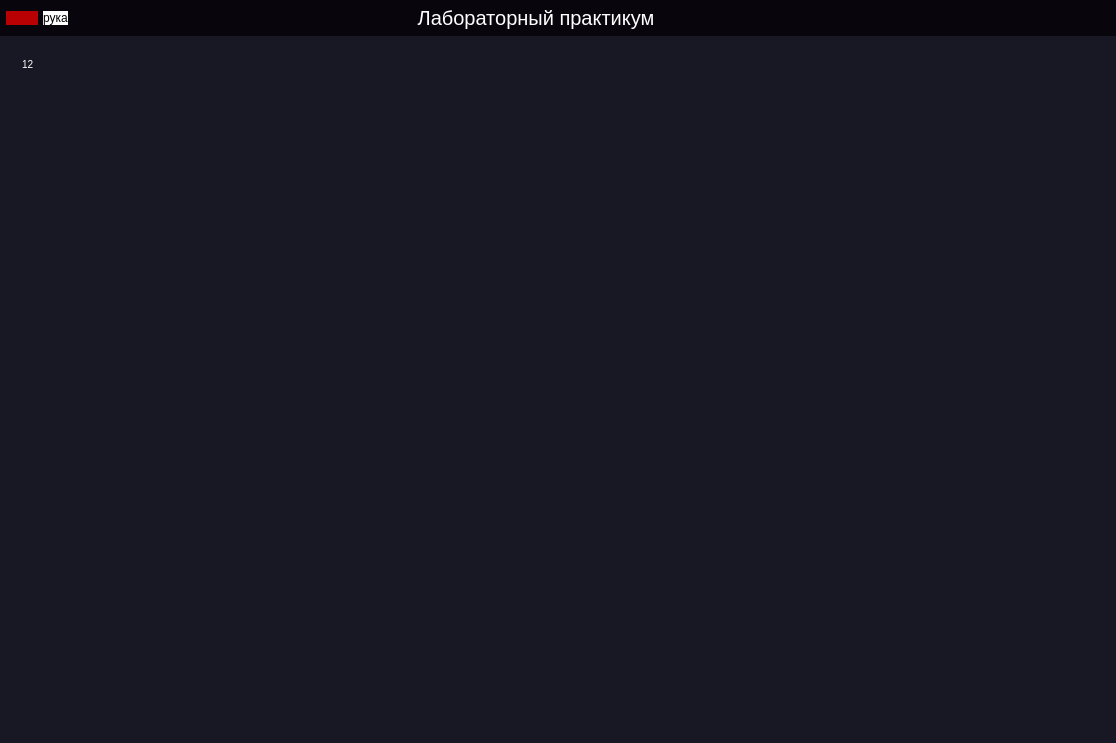
The window that src/interface.ui (KirillGalacti/raspberry) describes before a commit, drawn with Qt 5.
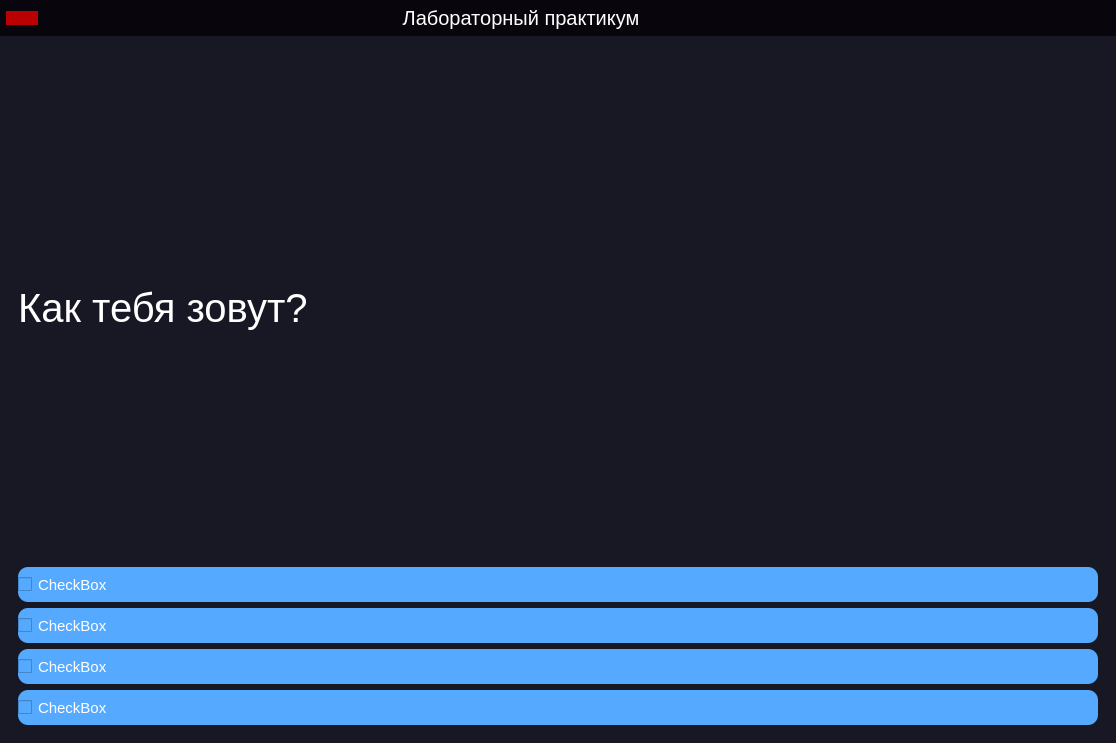
The same window after the commit. The open tabs and pages were chosen to show the change. Icons and pictures are not drawn.

Patch:
```diff
--- a/src/interface.ui
+++ b/src/interface.ui
@@ -103,7 +103,7 @@
             <property name="frameShadow">
              <enum>QFrame::Raised</enum>
             </property>
-            <layout class="QHBoxLayout" name="horizontalLayout_5" stretch="0,0">
+            <layout class="QHBoxLayout" name="horizontalLayout_5" stretch="0">
              <property name="spacing">
               <number>5</number>
              </property>
@@ -151,22 +151,6 @@
                </property>
               </widget>
              </item>
-             <item>
-              <widget class="QPushButton" name="btn_page_robot_hand">
-               <property name="sizePolicy">
-                <sizepolicy hsizetype="Fixed" vsizetype="Fixed">
-                 <horstretch>0</horstretch>
-                 <verstretch>0</verstretch>
-                </sizepolicy>
-               </property>
-               <property name="styleSheet">
-                <string notr="true">background-color:rgb(255, 255, 255) </string>
-               </property>
-               <property name="text">
-                <string>рука</string>
-               </property>
-              </widget>
-             </item>
             </layout>
            </widget>
           </item>
@@ -336,7 +320,106 @@
                <widget class="QWidget" name="page_four_learn"/>
                <widget class="QWidget" name="page_three_learn"/>
                <widget class="QWidget" name="page_two_learn"/>
+               <widget class="QWidget" name="test_1">
+                <property name="styleSheet">
+                 <string notr="true">QCheckBox{
+	color: white;
+	background:rgb(85, 170, 255);
+	height: 35px;
+ 	border-radius:10px;
+	font-size:15px;
+}
+
+QLabel{
+	color:white;
+	font-size: 40px;
+}</string>
+                </property>
+                <layout class="QHBoxLayout" name="horizontalLayout_6">
+                 <item>
+                  <widget class="QFrame" name="frame_4">
+                   <property name="frameShape">
+                    <enum>QFrame::StyledPanel</enum>
+                   </property>
+                   <property name="frameShadow">
+                    <enum>QFrame::Raised</enum>
+                   </property>
+                   <layout class="QVBoxLayout" name="verticalLayout_5">
+                    <item>
+                     <widget class="QLabel" name="label_2">
+                      <property name="styleSheet">
+                       <string notr="true">QCheckBox{
+	color: white;
+	background:rgb(85, 170, 255);
+	height: 35px;
+ 	border-radius:10px;
+	font-size:15px;
+}
+
+QLabel{
+	color:white;
+	font-size: 40px;
+}</string>
+                      </property>
+                      <property name="text">
+                       <string>Как тебя зовут?</string>
+                      </property>
+                     </widget>
+                    </item>
+                    <item>
+                     <widget class="QCheckBox" name="checkBox_4">
+                      <property name="text">
+                       <string>CheckBox</string>
+                      </property>
+                      <property name="checkable">
+                       <bool>true</bool>
+                      </property>
+                      <property name="checked">
+                       <bool>false</bool>
+                      </property>
+                     </widget>
+                    </item>
+                    <item>
+                     <widget class="QCheckBox" name="checkBox_3">
+                      <property name="text">
+                       <string>CheckBox</string>
+                      </property>
+                     </widget>
+                    </item>
+                    <item>
+                     <widget class="QCheckBox" name="checkBox_2">
+                      <property name="text">
+                       <string>CheckBox</string>
+                      </property>
+                     </widget>
+                    </item>
+                    <item>
+                     <widget class="QCheckBox" name="checkBox">
+                      <property name="text">
+                       <string>CheckBox</string>
+                      </property>
+                     </widget>
+                    </item>
+                   </layout>
+                  </widget>
+                 </item>
+                </layout>
+               </widget>
                <widget class="QWidget" name="page_one_learn">
+                <property name="styleSheet">
+                 <string notr="true">QPushButton{
+	color: white;
+	background:rgb(85, 170, 255);
+	height: 35px;
+ 	border-radius:10px;
+	font-size:15px;
+}
+
+QLabel{
+	color:white;
+	font-size: 40px;
+}</string>
+                </property>
                 <layout class="QVBoxLayout" name="verticalLayout_2">
                  <item>
                   <widget class="QScrollArea" name="scrollArea_2">
```
Left out of the diff: 8 changed lines with no effect on the pictures.
